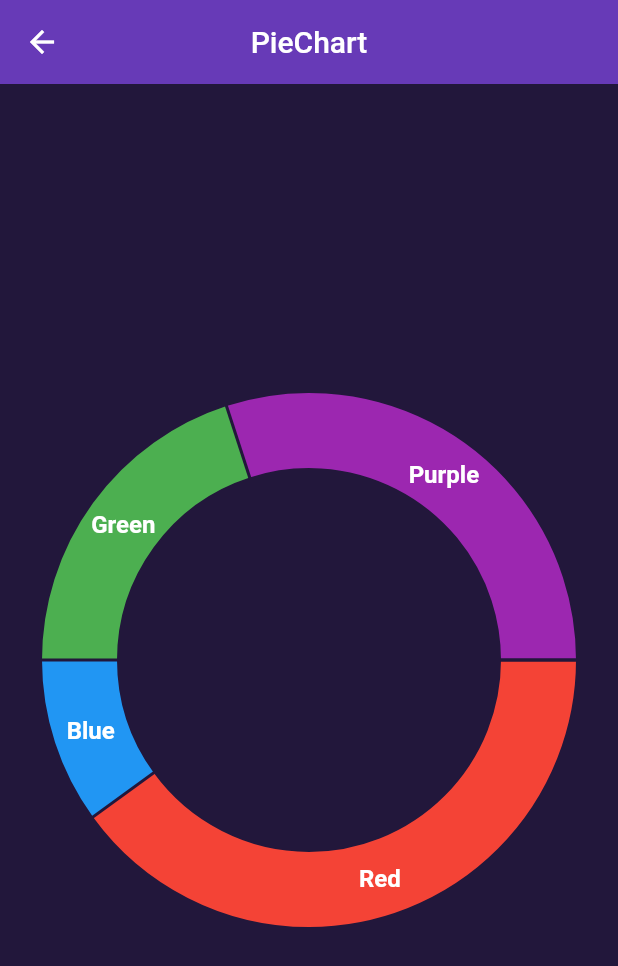
After one commit to glowisn/fl_chart_toy, a Flutter app: the pieView screen opened directly, on a phone screen of 412 x 824 dp. The commit adds this screen. Shown: the top 966 px of the screen. Run offline on Flutter 3.47's test engine with Material 2 defaults, Android fonts, the phone set to English and light mode, and no system bars; drawn by our look-alikes of fl_chart; our stand-ins replace get.

Commit message:
piechart responsive

```diff
--- a/lib/main.dart
+++ b/lib/main.dart
@@ -1,4 +1,5 @@
 import 'package:flutter/material.dart';
+import 'package:get/get.dart';
 
 import './home.dart';
 
@@ -11,7 +12,7 @@ class MyApp extends StatelessWidget {
 
   @override
   Widget build(BuildContext context) {
-    return MaterialApp(
+    return GetMaterialApp(
       title: 'Flutter Demo',
       debugShowCheckedModeBanner: false,
       theme: ThemeData(
--- a/lib/pie_data.dart
+++ b/lib/pie_data.dart
@@ -1,14 +1,13 @@
 //Define By Map
 
-Map<String, double> pieData1 = {
-  'Red': 40,
-  'Blue': 10,
-  'Green': 20,
-  'Purple': 30
-};
+// Map<String, double> pieData1 = {
+//   'Red': 40,
+//   'Blue': 10,
+//   'Green': 20,
+//   'Purple': 30
+// };
 
 // Define By List
-// '''
-// List<double> pieData1_value = [40, 10, 20, 30];
-// List<String> pieData1_title = ['Red', 'Blue', 'Green', 'Purple'];
-// '''
+
+List<double> pieData1_value = [40, 10, 20, 30];
+List<String> pieData1_title = ['Red', 'Blue', 'Green', 'Purple'];
--- /dev/null
+++ b/lib/piepie.dart
@@ -0,0 +1,129 @@
+import 'package:flutter/material.dart';
+import 'package:fl_chart/fl_chart.dart';
+import 'package:get/get.dart';
+
+import './pie_data.dart';
+
+class pieView extends StatefulWidget {
+  pieView({Key? key}) : super(key: key);
+
+  @override
+  _pieViewState createState() => _pieViewState();
+}
+
+class _pieViewState extends State<pieView> {
+  int touchedIndex = -1;
+  @override
+  Widget build(BuildContext context) {
+    return Scaffold(
+        appBar: AppBar(
+          title: Text("PieChart"),
+          centerTitle: true,
+          elevation: 0,
+        ),
+        backgroundColor: Color(0xFF22173B),
+        body: Padding(
+          padding: EdgeInsets.all(28),
+          child: PieChart(PieChartData(
+            pieTouchData: PieTouchData(
+                touchCallback: (FlTouchEvent event, pieTouchResponse) {
+              setState(() {
+                if (!event.isInterestedForInteractions ||
+                    pieTouchResponse == null ||
+                    pieTouchResponse.touchedSection == null) {
+                  touchedIndex = -1;
+                  return;
+                }
+                touchedIndex =
+                    pieTouchResponse.touchedSection!.touchedSectionIndex;
+              });
+            }),
+            sections: sampleSections(),
+          )),
+        ));
+  }
+
+  List<PieChartSectionData> sampleSections() {
+    return pieChartSectionData();
+  }
+
+  List<PieChartSectionData> pieChartSectionData() {
+    // List<PieChartSectionData> sampleList = [];
+    // var keys = pieData1.keys;
+    // List<String> listString = keys.toList();
+    // for (var key in keys) {
+    //   final isTouched = keys == listString[touchedIndex];
+    //   final fontSize = isTouched ? 25.0 : 16.0;
+    //   final radius = isTouched ? 60.0 : 50.0;
+    //   sampleList.add(PieChartSectionData(
+    //     value: pieData1[key],
+    //     title: key,
+    //   ));
+    // }
+    // return sampleList;
+
+    return List.generate(4, (i) {
+      final isTouched = i == touchedIndex;
+      final fontSize = isTouched ? 25.0 : 16.0;
+      final radius = isTouched ? 60.0 : 50.0;
+      final borderSide =
+          isTouched ? BorderSide(color: Colors.white10) : BorderSide.none;
+      switch (i) {
+        case 0:
+          return PieChartSectionData(
+            color: Colors.red,
+            value: pieData1_value[i],
+            title: pieData1_title[i],
+            radius: radius,
+            borderSide: borderSide,
+            titleStyle: TextStyle(
+              fontSize: fontSize,
+              fontWeight: FontWeight.bold,
+              color: const Color(0xFFFFFFFF),
+            ),
+          );
+        case 1:
+          return PieChartSectionData(
+            color: Colors.blue,
+            value: pieData1_value[i],
+            title: pieData1_title[i],
+            radius: radius,
+            borderSide: borderSide,
+            titleStyle: TextStyle(
+              fontSize: fontSize,
+              fontWeight: FontWeight.bold,
+              color: const Color(0xFFFFFFFF),
+            ),
+          );
+        case 2:
+          return PieChartSectionData(
+            color: Colors.green,
+            value: pieData1_value[i],
+            title: pieData1_title[i],
+            radius: radius,
+            borderSide: borderSide,
+            titleStyle: TextStyle(
+              fontSize: fontSize,
+              fontWeight: FontWeight.bold,
+              color: const Color(0xffffffff),
+            ),
+          );
+        case 3:
+          return PieChartSectionData(
+            color: Colors.purple,
+            value: pieData1_value[i],
+            title: pieData1_title[i],
+            radius: radius,
+            borderSide: borderSide,
+            titleStyle: TextStyle(
+              fontSize: fontSize,
+              fontWeight: FontWeight.bold,
+              color: const Color(0xffffffff),
+            ),
+          );
+        default:
+          throw Error();
+      }
+    });
+  }
+}
```
Also changed, not shown: lib/home.dart (+11 -14 lines), lib/piechart1_data.dart (deleted, +0 -104 lines).
